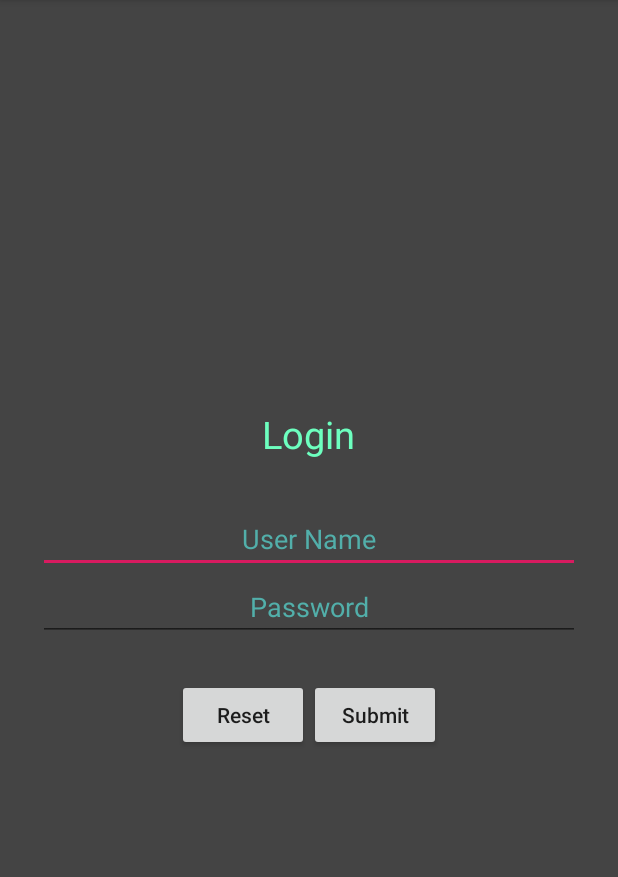
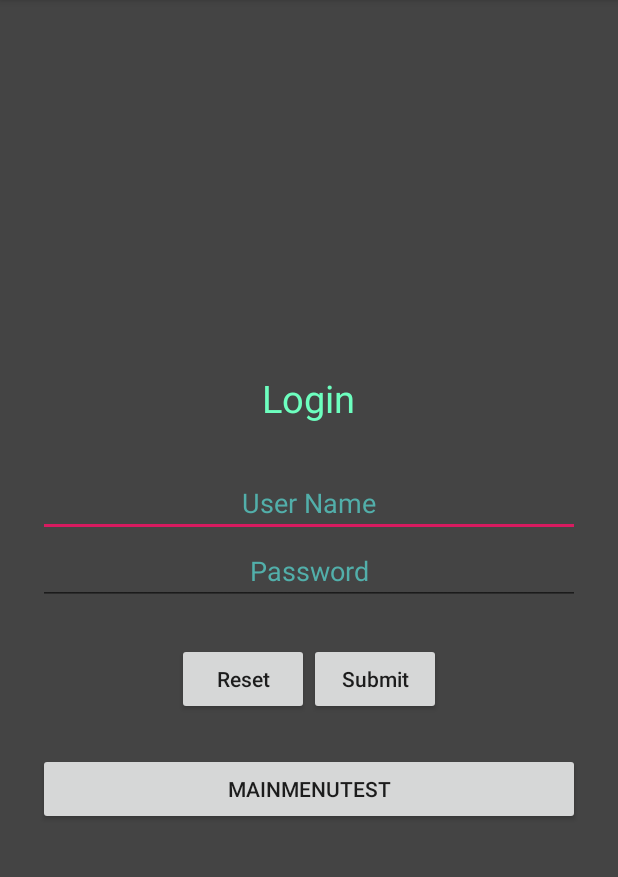
Before and after one commit to Iangame4/HylandHack2020, an Android app: the screen it shows after launch (MainActivity), on a phone screen of 412 x 824 dp, the part 84-961 px from its top. Run offline under Robolectric (Android 15) with nearby library versions, the phone set to English and light mode, and no system bars.

Commit message:
Added in mainMenuActivity and added a testing button to mainActivity

```diff
--- a/app/src/main/AndroidManifest.xml
+++ b/app/src/main/AndroidManifest.xml
@@ -1,7 +1,6 @@
 <?xml version="1.0" encoding="utf-8"?>
 <manifest xmlns:android="http://schemas.android.com/apk/res/android"
         package="c.hylandhack.kintober">
-
     <!--
          The ACCESS_COARSE/FINE_LOCATION permissions are not required to use
          Google Maps Android API v2, but you must specify either coarse or fine
@@ -16,7 +15,7 @@
             android:roundIcon="@mipmap/ic_launcher_round"
             android:supportsRtl="true"
             android:theme="@style/AppTheme">
-
+        <activity android:name=".MainMenuActivity"></activity>
         <!--
              The API key for Google Maps-based APIs is defined as a string resource.
              (See the file "res/values/google_maps_api.xml").
@@ -31,7 +30,7 @@
 
         <activity
                 android:name=".MapsActivity"
-                android:label="@string/title_activity_maps"></activity>
+                android:label="@string/title_activity_maps" />
         <activity android:name=".MainActivity">
             <intent-filter>
                 <action android:name="android.intent.action.MAIN" />
--- a/app/src/main/java/c/hylandhack/kintober/MainActivity.kt
+++ b/app/src/main/java/c/hylandhack/kintober/MainActivity.kt
@@ -38,5 +38,11 @@ class MainActivity : AppCompatActivity() {
 
 
         }
+
+        test1.setOnClickListener {
+            val i = Intent(this, MainMenuActivity::class.java)
+            startActivity(i)
+
+        }
     }
 }
--- a/app/src/main/res/layout/activity_main.xml
+++ b/app/src/main/res/layout/activity_main.xml
@@ -56,6 +56,12 @@
                 android:layout_width="wrap_content"
                 android:layout_height="wrap_content" />
         </LinearLayout>
+
+        <Button
+                android:id="@+id/test1"
+                android:layout_width="match_parent"
+                android:layout_height="wrap_content"
+                android:text="MainMenuTest" />
     </LinearLayout>
 
 </android.support.constraint.ConstraintLayout>
```
Also changed, not shown: app/src/main/java/c/hylandhack/kintober/MainMenuActivity.kt (added, +12 -0 lines), app/src/main/res/layout/activity_main_menu.xml (added, +36 -0 lines).
